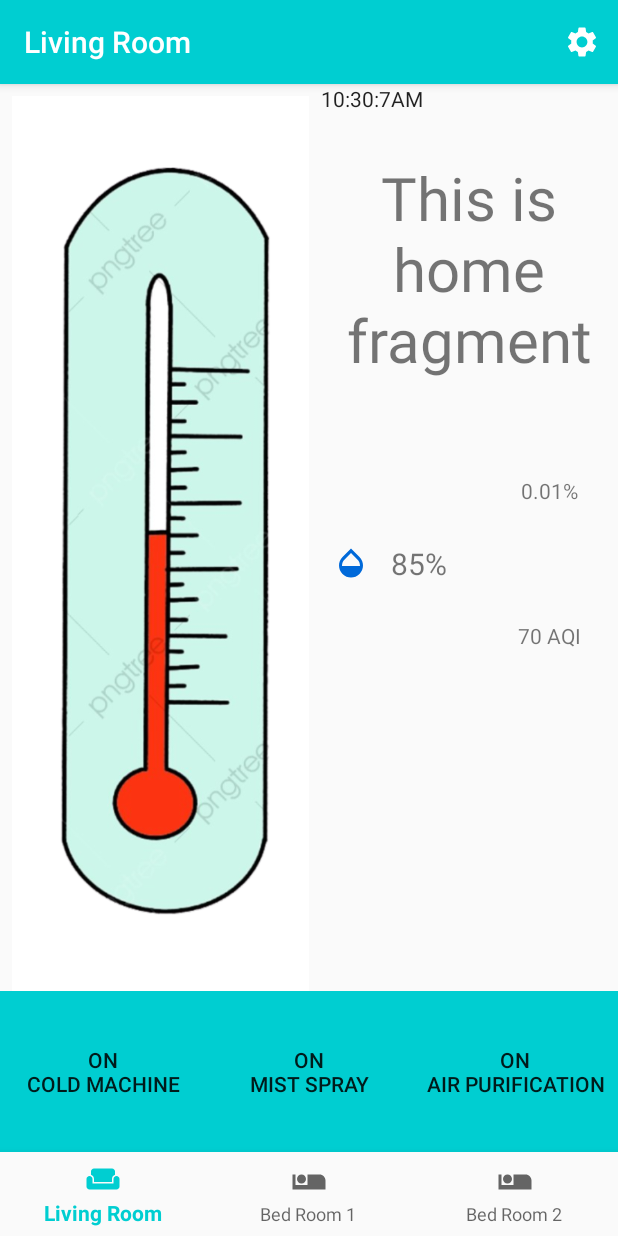
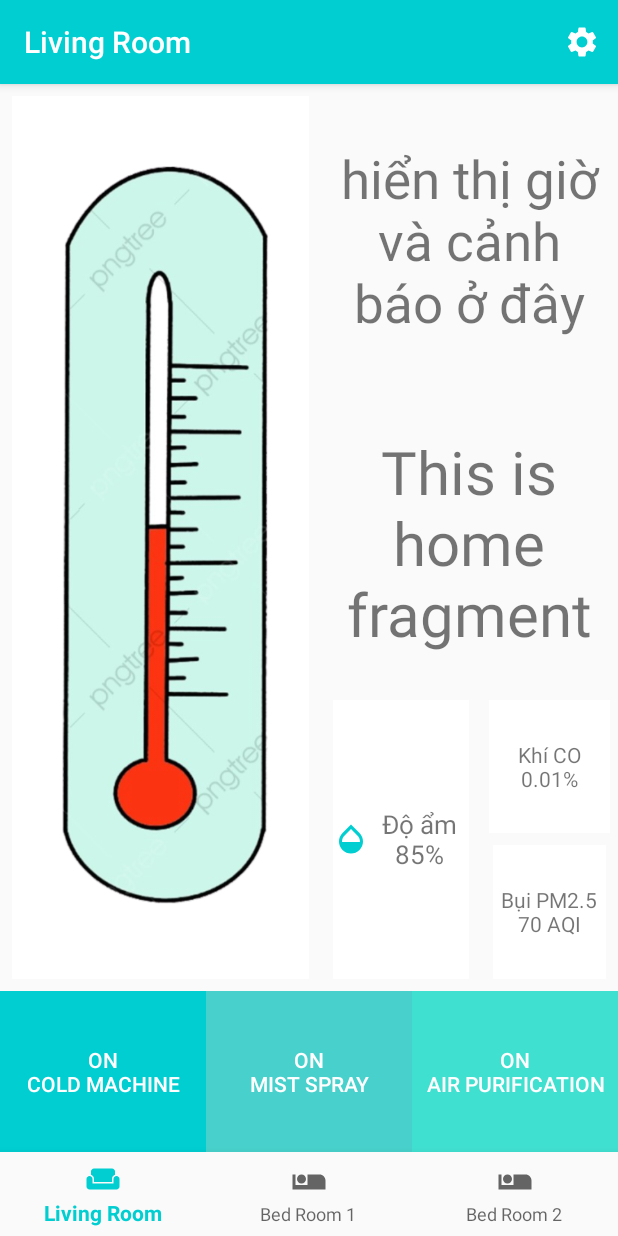
Before and after one commit to lethilinhtrang/PureLife, an Android app: the screen it shows after launch (MainActivity), on a phone screen of 412 x 824 dp. Run offline under Robolectric (Android 15) with nearby library versions, the phone set to English and light mode, and no system bars; our stand-ins replace Volley, navigation-ui; libraries missing offline, so code that uses them is left out: com.biansemao.widget; plain views replace ThermometerView; network calls fail.

Commit message:
trang sua giao dien

```diff
--- a/app/src/main/res/drawable/ic_opacity_blue_24dp.xml
+++ b/app/src/main/res/drawable/ic_opacity_blue_24dp.xml
@@ -1,5 +1,5 @@
-<vector android:height="24dp" android:tint="#0069D9"
+<vector android:height="24dp" android:tint="#00CED1"
     android:viewportHeight="24.0" android:viewportWidth="24.0"
     android:width="24dp" xmlns:android="http://schemas.android.com/apk/res/android">
-    <path android:fillColor="#FF000000" android:pathData="M17.66,8L12,2.35 6.34,8C4.78,9.56 4,11.64 4,13.64s0.78,4.11 2.34,5.67 3.61,2.35 5.66,2.35 4.1,-0.79 5.66,-2.35S20,15.64 20,13.64 19.22,9.56 17.66,8zM6,14c0.01,-2 0.62,-3.27 1.76,-4.4L12,5.27l4.24,4.38C17.38,10.77 17.99,12 18,14H6z"/>
+    <path android:fillColor="#00CED1" android:pathData="M17.66,8L12,2.35 6.34,8C4.78,9.56 4,11.64 4,13.64s0.78,4.11 2.34,5.67 3.61,2.35 5.66,2.35 4.1,-0.79 5.66,-2.35S20,15.64 20,13.64 19.22,9.56 17.66,8zM6,14c0.01,-2 0.62,-3.27 1.76,-4.4L12,5.27l4.24,4.38C17.38,10.77 17.99,12 18,14H6z"/>
 </vector>
--- a/app/src/main/res/layout-v17/fragment_home.xml
+++ /dev/null
@@ -1,172 +0,0 @@
-<?xml version="1.0" encoding="utf-8"?>
-<LinearLayout xmlns:android="http://schemas.android.com/apk/res/android"
-    android:layout_width="match_parent"
-    android:layout_height="match_parent"
-    android:orientation="vertical"
-    android:paddingBottom="?attr/actionBarSize"
-    android:weightSum="100">
-
-    <LinearLayout
-        android:layout_width="match_parent"
-        android:layout_height="0dp"
-        android:layout_weight="85"
-        android:orientation="horizontal"
-        android:weightSum="2">
-
-
-        <ImageView
-            android:id="@+id/thermometer"
-            android:layout_width="0dp"
-            android:layout_height="match_parent"
-            android:layout_marginStart="8dp"
-            android:layout_marginTop="8dp"
-            android:layout_marginEnd="8dp"
-            android:layout_weight="1"
-            android:background="#ffffff"
-            android:src="@drawable/icon98" />
-
-        <LinearLayout
-            android:layout_width="0dp"
-            android:layout_height="match_parent"
-            android:layout_weight="1"
-            android:orientation="vertical"
-            android:weightSum="3">
-            <TextClock
-                android:id="@+id/textclock"
-                android:format24Hour="E, d-M-yyyy k:m:sa"
-                android:format12Hour="k:m:sa"
-                android:layout_width="wrap_content"
-                android:layout_height="wrap_content" />
-            <TextView
-                android:id="@+id/text_home"
-                android:layout_width="match_parent"
-                android:layout_height="0dp"
-                android:layout_marginStart="8dp"
-                android:layout_marginTop="8dp"
-                android:layout_marginEnd="8dp"
-                android:layout_weight="1"
-                android:gravity="center"
-                android:textSize="40sp" />
-
-            <LinearLayout
-                android:layout_width="match_parent"
-                android:layout_height="0dp"
-                android:layout_weight="1"
-                android:orientation="horizontal"
-                android:weightSum="2">
-
-                <TextView
-                    android:id="@+id/text_humidity"
-                    android:layout_width="0dp"
-                    android:layout_height="match_parent"
-                    android:layout_marginStart="8dp"
-                    android:layout_marginTop="8dp"
-                    android:layout_marginEnd="8dp"
-                    android:layout_weight="1"
-                    android:drawableLeft="@drawable/ic_opacity_blue_24dp"
-                    android:gravity="center"
-                    android:text="85%"
-                    android:textSize="20sp" />
-
-                <LinearLayout
-                    android:layout_width="0dp"
-                    android:layout_height="match_parent"
-                    android:layout_weight="1"
-                    android:orientation="vertical"
-                    android:weightSum="2">
-
-                    <TextView
-                        android:id="@+id/text_CO"
-                        android:layout_width="match_parent"
-                        android:layout_height="0dp"
-                        android:layout_marginStart="8dp"
-                        android:layout_marginTop="8dp"
-                        android:layout_marginEnd="8dp"
-                        android:layout_weight="1"
-                        android:gravity="center"
-                        android:text="0.01%" />
-
-                    <TextView
-                        android:id="@+id/text_PM"
-                        android:layout_width="match_parent"
-                        android:layout_height="0dp"
-                        android:layout_marginStart="8dp"
-                        android:layout_marginTop="8dp"
-                        android:layout_marginEnd="8dp"
-                        android:layout_weight="1"
-                        android:gravity="center"
-                        android:text="70 AQI" />
-
-                </LinearLayout>
-            </LinearLayout>
-        </LinearLayout>
-    </LinearLayout>
-
-    <LinearLayout
-        android:layout_width="match_parent"
-        android:layout_height="0dp"
-        android:layout_weight="15"
-        android:orientation="horizontal"
-        android:weightSum="3">
-
-        <Button
-            android:id="@+id/button1"
-            android:layout_width="0dp"
-            android:layout_height="match_parent"
-            android:layout_weight="1"
-            android:background="#00CED1"
-            android:text="@string/dieu_hoa" />
-
-        <Button
-            android:id="@+id/button2"
-            android:layout_width="0dp"
-            android:layout_height="match_parent"
-            android:layout_weight="1"
-            android:background="#00CED1"
-            android:text="@string/phun_suong" />
-
-        <Button
-            android:id="@+id/button3"
-            android:layout_width="0dp"
-            android:layout_height="match_parent"
-            android:layout_weight="1"
-            android:background="#00CED1"
-            android:text="@string/loc_khi" />
-
-    </LinearLayout>
-
-    <!--    <com.biansemao.widget.ThermometerView-->
-    <!--        android:id="@+id/tv_thermometer"-->
-    <!--        android:layout_width="wrap_content"-->
-    <!--        android:layout_height="wrap_content"-->
-    <!--        app:layout_constraintStart_toStartOf="parent"-->
-    <!--        app:layout_constraintTop_toTopOf="parent"-->
-    <!--        />-->
-
-    <!--    <LinearLayout-->
-    <!--        android:layout_width="match_parent"-->
-    <!--        android:layout_height="wrap_content"-->
-    <!--        android:layout_marginTop="10dp"-->
-    <!--        android:gravity="center"-->
-    <!--        android:orientation="horizontal"-->
-    <!--        app:layout_constraintStart_toStartOf="parent"-->
-    <!--        app:layout_constraintTop_toTopOf="parent"-->
-    <!--        >-->
-
-    <!--        <Button-->
-    <!--            android:id="@+id/btn_anim"-->
-    <!--            android:layout_width="150dp"-->
-    <!--            android:layout_height="50dp"-->
-    <!--            android:gravity="center"-->
-    <!--            android:text="随机（有动画）" />-->
-
-    <!--        <Button-->
-    <!--            android:id="@+id/btn_operate"-->
-    <!--            android:layout_width="150dp"-->
-    <!--            android:layout_height="50dp"-->
-    <!--            android:layout_marginLeft="10dp"-->
-    <!--            android:gravity="center"-->
-    <!--            android:text="随机（无动画）" />-->
-    <!--    </LinearLayout>-->
-
-</LinearLayout>
--- a/app/src/main/res/layout/fragment_home.xml
+++ b/app/src/main/res/layout/fragment_home.xml
@@ -31,6 +31,7 @@
             android:layout_height="match_parent"
             android:layout_weight="1"
             android:orientation="vertical"
+            android:layout_marginBottom="8dp"
             android:weightSum="3">
 
             <TextView
@@ -73,9 +74,10 @@
                     android:layout_weight="1"
                     android:drawableLeft="@drawable/ic_opacity_blue_24dp"
                     android:gravity="center"
+                    android:background="#ffffff"
                     android:text="Độ ẩm
                     85%"
-                    android:textSize="20sp" />
+                    android:textSize="17sp" />
 
                 <LinearLayout
                     android:layout_width="0dp"
@@ -88,11 +90,12 @@
                         android:id="@+id/text_CO"
                         android:layout_width="match_parent"
                         android:layout_height="0dp"
-                        android:layout_marginStart="8dp"
+                        android:layout_marginStart="5dp"
                         android:layout_marginTop="8dp"
-                        android:layout_marginEnd="8dp"
+                        android:layout_marginEnd="5dp"
                         android:layout_weight="1"
                         android:gravity="center"
+                        android:background="#ffffff"
                         android:text="Khí CO 0.01%" />
 
                     <TextView
@@ -103,6 +106,7 @@
                         android:layout_marginTop="8dp"
                         android:layout_marginEnd="8dp"
                         android:layout_weight="1"
+                        android:background="#ffffff"
                         android:gravity="center"
                         android:text="Bụi PM2.5 70 AQI" />
 
@@ -124,6 +128,7 @@
             android:layout_height="match_parent"
             android:layout_weight="1"
             android:background="#00CED1"
+            android:textColor="#ffffff"
             android:text="@string/dieu_hoa" />
 
         <Button
@@ -131,7 +136,8 @@
             android:layout_width="0dp"
             android:layout_height="match_parent"
             android:layout_weight="1"
-            android:background="#00CED1"
+            android:background="#48D1CC"
+            android:textColor="#ffffff"
             android:text="@string/phun_suong" />
 
         <Button
@@ -139,7 +145,8 @@
             android:layout_width="0dp"
             android:layout_height="match_parent"
             android:layout_weight="1"
-            android:background="#00CED1"
+            android:background="#40E0D0"
+            android:textColor="#ffffff"
             android:text="@string/loc_khi" />
 
     </LinearLayout>
```
